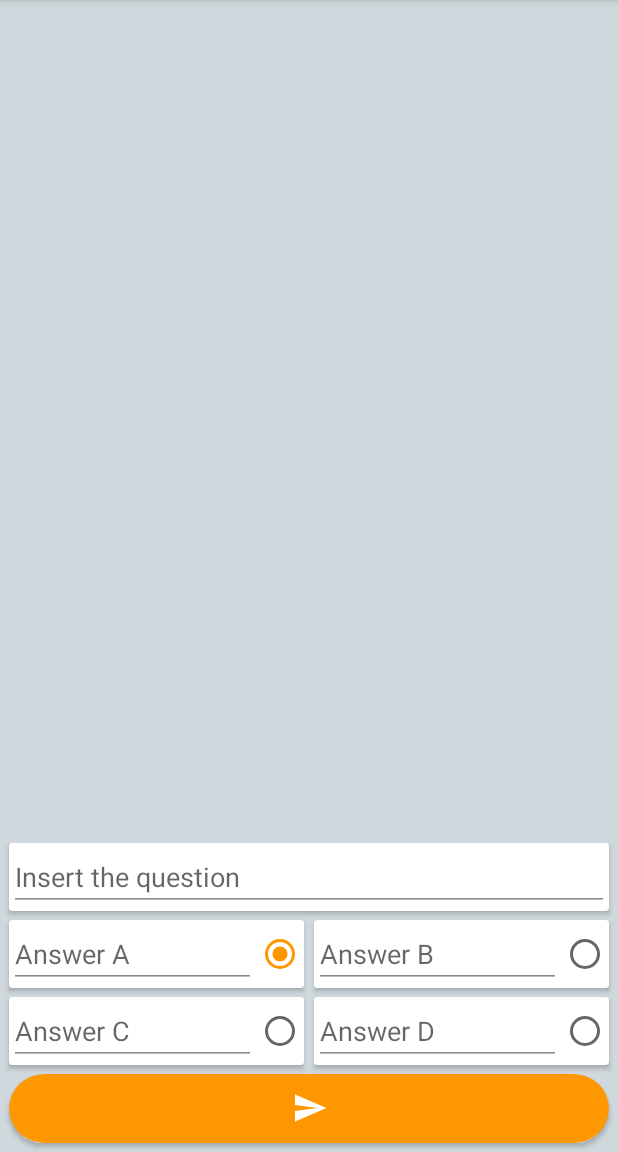
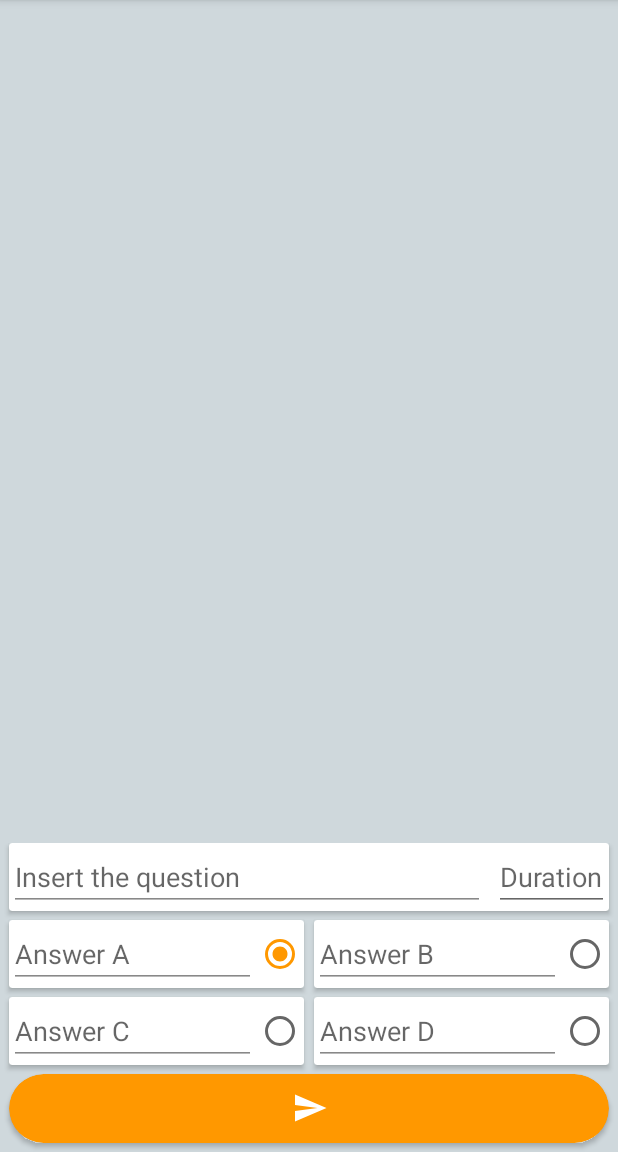
Before and after one commit to Davidvster/nearbyconnections, an Android app: the HostQuizActivity screen opened directly, with no data from a screen before it, on a phone screen of 412 x 824 dp, the part 84-1236 px from its top. Run offline under Robolectric (Android 15) with nearby library versions, the phone set to English and light mode, and no system bars; libraries missing offline, so code that uses them is left out: com.trello.rxlifecycle2; 5 statements that could not run were skipped.

Commit message:
added duration

```diff
--- a/app/build.gradle
+++ b/app/build.gradle
@@ -15,7 +15,7 @@ android {
     }
     compileSdkVersion 28
     defaultConfig {
-        applicationId "com.nearby.messages.nearbyconnection"
+        applicationId "com.valraz.quizchat"
         minSdkVersion 17
         targetSdkVersion 28
         versionCode 1
@@ -27,7 +27,7 @@ android {
     }
     buildTypes {
         release {
-            minifyEnabled false
+            minifyEnabled true
             signingConfig signingConfigs.release
             proguardFiles getDefaultProguardFile('proguard-android.txt'), 'proguard-rules.pro'
             debuggable false
--- a/app/src/main/java/com/nearby/messages/nearbyconnection/data/model/QuizQuestion.kt
+++ b/app/src/main/java/com/nearby/messages/nearbyconnection/data/model/QuizQuestion.kt
@@ -4,4 +4,5 @@ data class QuizQuestion(val question: String,
                         val answerA: String,
                         val answerB: String,
                         val answerC: String,
-                        val answerD: String)
+                        val answerD: String,
+                        var durationSec: Long = 60)
--- a/app/src/main/java/com/nearby/messages/nearbyconnection/ui/hostchat/HostChatActivity.kt
+++ b/app/src/main/java/com/nearby/messages/nearbyconnection/ui/hostchat/HostChatActivity.kt
@@ -121,10 +121,8 @@ class HostChatActivity : BaseActivity<HostChatMvp.Presenter>(), HostChatMvp.View
                 val uri = data.data
                 presenter.sendFile(uri)
             }
-        } else if (requestCode == REQUEST_IMAGE_CAPTURE && resultCode == RESULT_OK) {
-            if (data != null) {
-                presenter.sendFile()
-            }
+        } else if (requestCode == REQUEST_IMAGE_CAPTURE && resultCode == Activity.RESULT_OK) {
+            presenter.sendFile()
         }
     }
 
--- a/app/src/main/java/com/nearby/messages/nearbyconnection/ui/hostquiz/HostQuizPresenter.kt
+++ b/app/src/main/java/com/nearby/messages/nearbyconnection/ui/hostquiz/HostQuizPresenter.kt
@@ -139,7 +139,7 @@ class HostQuizPresenter constructor(hostQuizView: HostQuizMvp.View, private val
         val currentRound  = resultList.size
         Timer().schedule(timerTask {
             endOfQuiz(currentRound)
-        }, 60000)
+        }, question.durationSec * 1000)
     }
 
     private fun endOfQuiz(round: Int) {
--- a/app/src/main/java/com/nearby/messages/nearbyconnection/ui/quiz/QuizActivity.kt
+++ b/app/src/main/java/com/nearby/messages/nearbyconnection/ui/quiz/QuizActivity.kt
@@ -123,13 +123,13 @@ class QuizActivity : BaseActivity<QuizMvp.Presenter>(), QuizMvp.View {
         quiz_answer_d.text = question.answerD
         quiz_answer_layout.visibility = View.VISIBLE
         quiz_timer_layout.visibility = View.VISIBLE
-        val animator = ValueAnimator.ofInt(60, 0)
+        val animator = ValueAnimator.ofInt(question.durationSec.toInt(), 0)
         animator.interpolator = LinearInterpolator()
         try {
             ValueAnimator::class.java.getMethod("setDurationScale", Float::class.javaPrimitiveType).invoke(null, 1f)
         } catch (t: Throwable) {
         }
-        animator.duration = 60000
+        animator.duration = question.durationSec * 1000
         animator.addUpdateListener { animation ->
             quiz_timer.text = animation.animatedValue.toString()
         }
--- a/app/src/main/res/layout/activity_host_quiz.xml
+++ b/app/src/main/res/layout/activity_host_quiz.xml
@@ -78,13 +78,35 @@
             android:layout_marginBottom="6dp"
             app:layout_constraintBottom_toTopOf="@+id/quiz_input_answer_a_layout">
 
-            <android.support.v7.widget.AppCompatEditText
-                android:id="@+id/quiz_input_question"
+            <android.support.constraint.ConstraintLayout
                 android:layout_width="match_parent"
-                android:layout_height="wrap_content"
-                android:hint="@string/quiz_input_question"
-                android:maxLength="300"
-                app:layout_constraintStart_toStartOf="parent" />
+                android:layout_height="wrap_content">
+
+
+                <android.support.v7.widget.AppCompatEditText
+                    android:id="@+id/quiz_input_question"
+                    android:layout_width="0dp"
+                    android:layout_height="wrap_content"
+                    android:hint="@string/quiz_input_question"
+                    android:maxLength="300"
+                    app:layout_constraintStart_toStartOf="parent"
+                    app:layout_constraintEnd_toStartOf="@+id/quiz_input_duration"/>
+
+                <android.support.v7.widget.AppCompatEditText
+                    android:id="@+id/quiz_input_duration"
+                    android:layout_width="wrap_content"
+                    android:layout_height="wrap_content"
+                    android:minWidth="40dp"
+                    android:layout_marginStart="6dp"
+                    android:digits="0123456789"
+                    android:inputType="number"
+                    android:hint="@string/quiz_duration"
+                    android:maxLength="3"
+                    app:layout_constraintStart_toEndOf="@+id/quiz_input_question"
+                    app:layout_constraintEnd_toEndOf="parent"/>
+
+            </android.support.constraint.ConstraintLayout>
+
 
         </android.support.v7.widget.CardView>
 
@@ -275,6 +297,4 @@
 
     </android.support.constraint.ConstraintLayout>
 
-
-
 </android.support.constraint.ConstraintLayout>
--- a/app/src/main/res/values/strings.xml
+++ b/app/src/main/res/values/strings.xml
@@ -63,5 +63,6 @@
 
     <string name="permission_denied">A permission was denied</string>
     <string name="connection_ended">You have been disconnected.</string>
+    <string name="quiz_duration">Duration</string>
 
 </resources>
--- a/app/src/main/res/xml/file_paths.xml
+++ b/app/src/main/res/xml/file_paths.xml
@@ -1,4 +1,4 @@
 <?xml version="1.0" encoding="utf-8"?>
 <paths xmlns:android="http://schemas.android.com/apk/res/android">
-    <external-path name="my_images" path="Android/data/com.nearby.messages.nearbyconnection/files/Pictures" />
+    <external-path name="my_images" path="Android/data/com.valraz.quizchat/files/Pictures" />
 </paths>
```
Also changed, not shown: app/src/main/java/com/nearby/messages/nearbyconnection/ui/hostquiz/HostQuizActivity.kt (+12 -3 lines), app/src/main/ic_banner.png (added), 2 other files.
